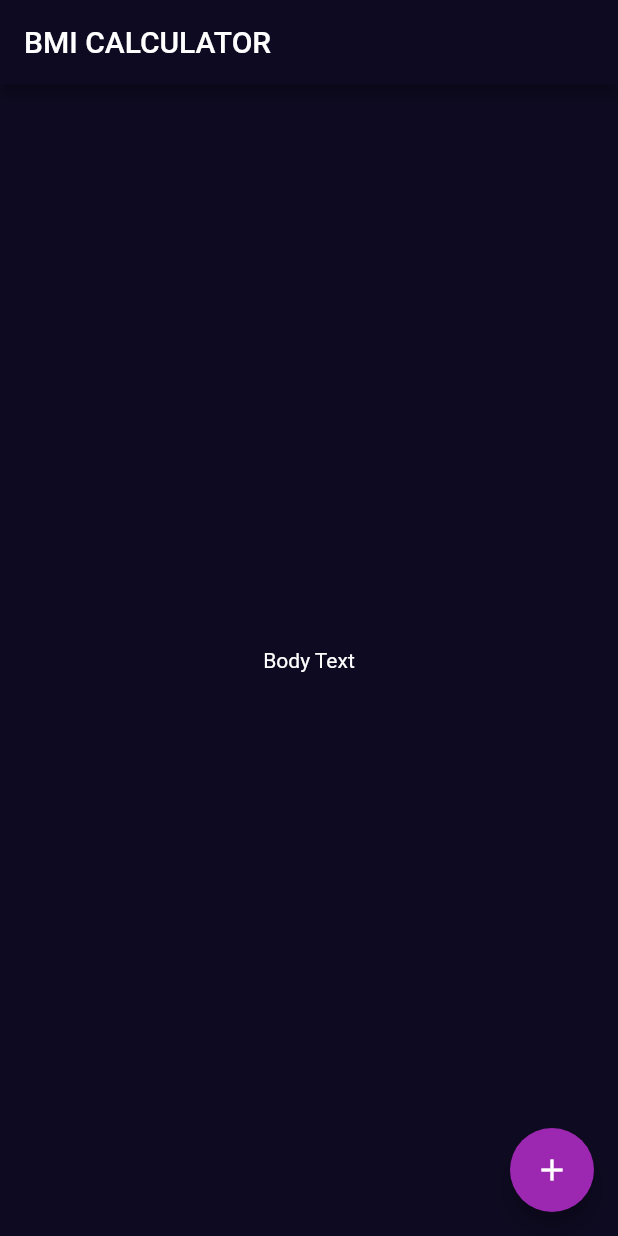
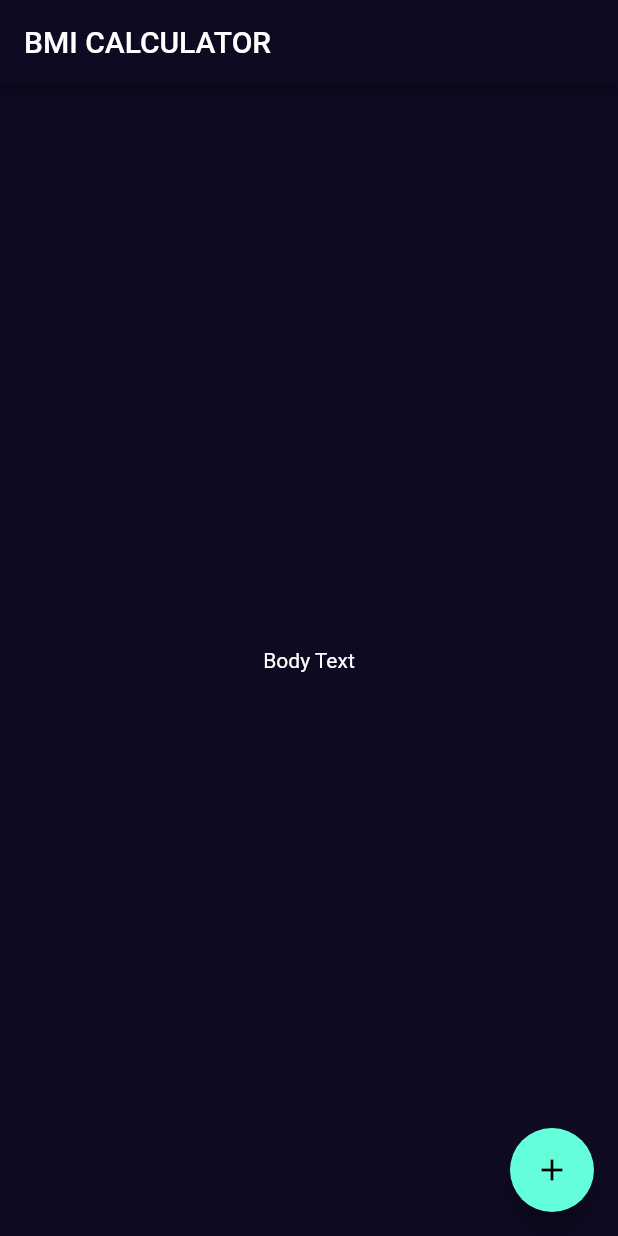
Before and after one commit to ginoliza/flutter_bmi_calculator, a Flutter app: the screen it shows after launch, on a phone screen of 412 x 824 dp. Run offline on Flutter 3.47's test engine with Material 2 defaults, Android fonts, the phone set to English and light mode, and no system bars.

Commit message:
modify only some elemnts of e.g. dark

```diff
--- a/lib/main.dart
+++ b/lib/main.dart
@@ -6,23 +6,14 @@ class BMICalculator extends StatelessWidget {
   @override
   Widget build(BuildContext context) {
     return MaterialApp(
-      theme: ThemeData(
+      /* Modificar solamente algunos elementos de: ej. dark */
+      theme: ThemeData.dark().copyWith(
         /* Color de fondo de la barra */
         appBarTheme: AppBarTheme(
           color: Color(0xff0e0a21),
         ),
-        /* Color de fondo del boton */
-        floatingActionButtonTheme: FloatingActionButtonThemeData(
-          backgroundColor: Colors.purple,
-        ),
         /* Color de fondo del scaffold */
         scaffoldBackgroundColor: Color(0xff0e0a21),
-        /* Color del texto */
-        textTheme: TextTheme(
-          bodyMedium: TextStyle(
-            color: Colors.white,
-          ),
-        ),
       ),
       debugShowCheckedModeBanner: false,
       home: InputPage(),
```
